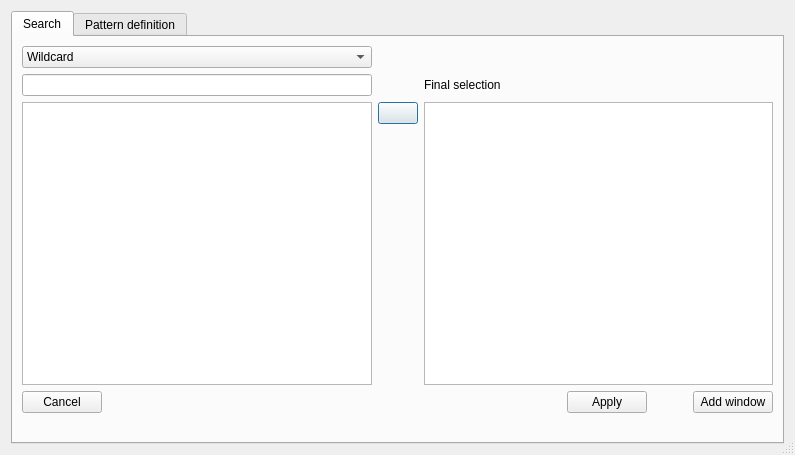
Before: the Qt Designer form asammdf/gui/ui/search_dialog.ui in danielhrisca/asammdf, drawn with Qt 5.
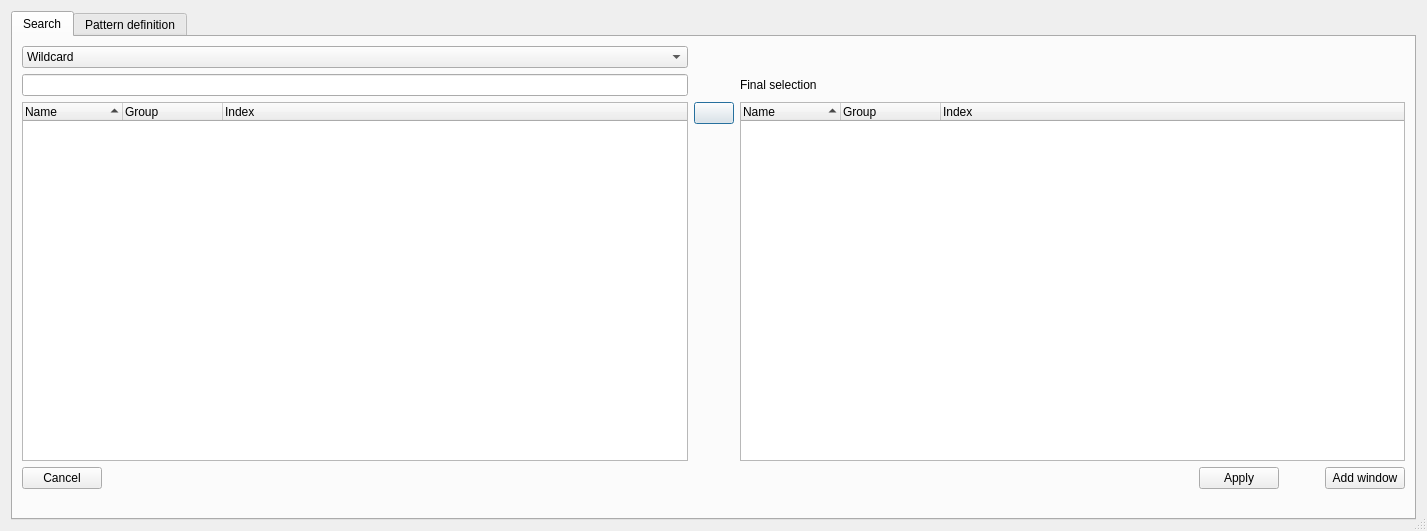
After: the same form once the commit is applied. Icons and pictures are not drawn. Custom widgets are drawn as their Qt base class.

Commit message: show channel group index and channel index in the search dialog

The edit to the form file:
```diff
--- a/asammdf/gui/ui/search_dialog.ui
+++ b/asammdf/gui/ui/search_dialog.ui
@@ -6,8 +6,8 @@
    <rect>
     <x>0</x>
     <y>0</y>
-    <width>795</width>
-    <height>455</height>
+    <width>1427</width>
+    <height>531</height>
    </rect>
   </property>
   <property name="windowTitle">
@@ -58,16 +58,6 @@
          </property>
         </widget>
        </item>
-       <item row="2" column="0" rowspan="2">
-        <widget class="QListWidget" name="matches">
-         <property name="selectionMode">
-          <enum>QAbstractItemView::ExtendedSelection</enum>
-         </property>
-         <property name="sortingEnabled">
-          <bool>false</bool>
-         </property>
-        </widget>
-       </item>
        <item row="2" column="1">
         <widget class="QPushButton" name="add_btn">
          <property name="text">
@@ -79,9 +69,6 @@
          </property>
         </widget>
        </item>
-       <item row="2" column="2" rowspan="2">
-        <widget class="MinimalListWidget" name="selection"/>
-       </item>
        <item row="3" column="1">
         <spacer name="verticalSpacer_2">
          <property name="orientation">
@@ -153,6 +140,65 @@
          </property>
         </widget>
        </item>
+       <item row="2" column="0" rowspan="2">
+        <widget class="QTreeWidget" name="matches">
+         <property name="selectionMode">
+          <enum>QAbstractItemView::ExtendedSelection</enum>
+         </property>
+         <property name="uniformRowHeights">
+          <bool>true</bool>
+         </property>
+         <property name="sortingEnabled">
+          <bool>true</bool>
+         </property>
+         <attribute name="headerStretchLastSection">
+          <bool>true</bool>
+         </attribute>
+         <column>
+          <property name="text">
+           <string>Name</string>
+          </property>
+         </column>
+         <column>
+          <property name="text">
+           <string>Group</string>
+          </property>
+         </column>
+         <column>
+          <property name="text">
+           <string>Index</string>
+          </property>
+         </column>
+        </widget>
+       </item>
+       <item row="2" column="2" rowspan="2">
+        <widget class="QTreeWidget" name="selection">
+         <property name="sortingEnabled">
+          <bool>true</bool>
+         </property>
+         <attribute name="headerMinimumSectionSize">
+          <number>25</number>
+         </attribute>
+         <attribute name="headerShowSortIndicator" stdset="0">
+          <bool>true</bool>
+         </attribute>
+         <column>
+          <property name="text">
+           <string>Name</string>
+          </property>
+         </column>
+         <column>
+          <property name="text">
+           <string>Group</string>
+          </property>
+         </column>
+         <column>
+          <property name="text">
+           <string>Index</string>
+          </property>
+         </column>
+        </widget>
+       </item>
       </layout>
      </widget>
      <widget class="QWidget" name="tab_2">
@@ -319,13 +365,6 @@
    </item>
   </layout>
  </widget>
- <customwidgets>
-  <customwidget>
-   <class>MinimalListWidget</class>
-   <extends>QListWidget</extends>
-   <header>asammdf/gui/widgets/list.h</header>
-  </customwidget>
- </customwidgets>
  <tabstops>
   <tabstop>search_box</tabstop>
   <tabstop>matches</tabstop>
```
The commit also changes 4 other files.
